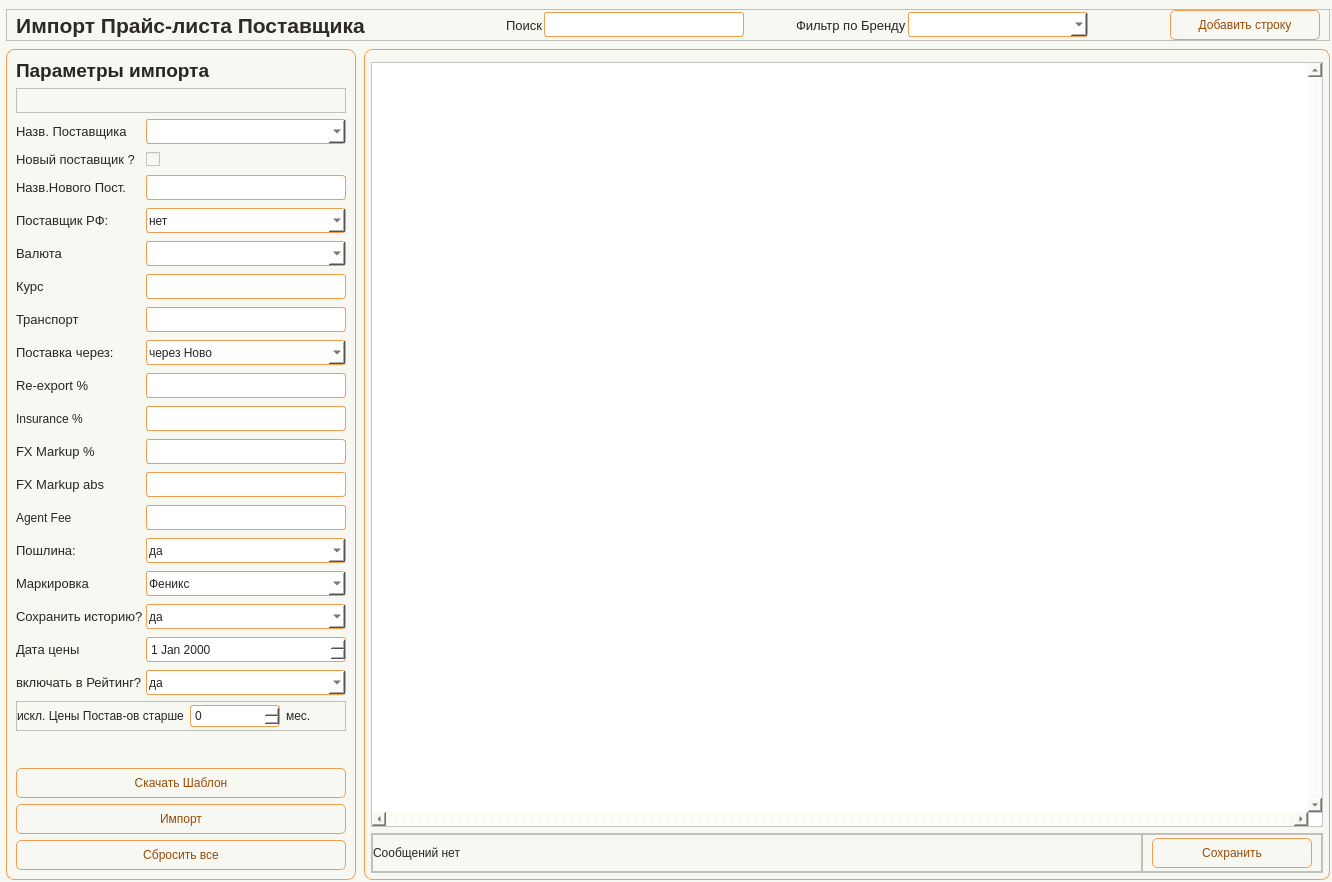
Masik84/Procurement_app, file app/ui/windows/supplier_prices.ui: the form before one commit.
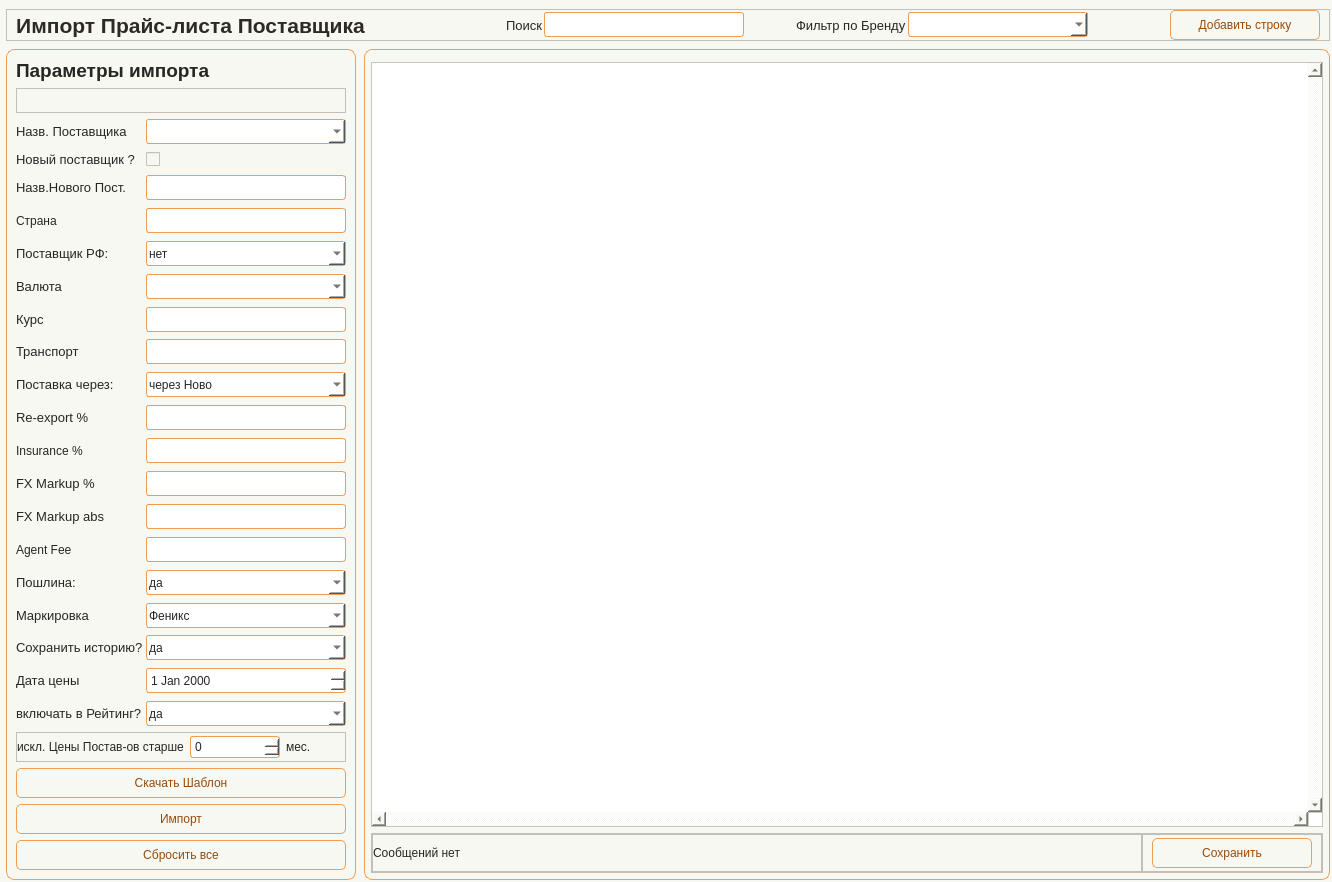
The form after the commit. Icons and pictures are not drawn.

```diff
--- a/app/ui/windows/supplier_prices.ui
+++ b/app/ui/windows/supplier_prices.ui
@@ -463,7 +463,7 @@
                  </property>
                 </widget>
                </item>
-               <item row="16" column="1">
+               <item row="17" column="1">
                 <widget class="QComboBox" name="cbo_Marking">
                  <property name="minimumSize">
                   <size>
@@ -489,7 +489,7 @@
                  </item>
                 </widget>
                </item>
-               <item row="8" column="0">
+               <item row="9" column="0">
                 <widget class="QLabel" name="label_5">
                  <property name="minimumSize">
                   <size>
@@ -516,7 +516,7 @@
                  </property>
                 </widget>
                </item>
-               <item row="9" column="1">
+               <item row="10" column="1">
                 <widget class="QComboBox" name="cbo_viaNovo">
                  <property name="minimumSize">
                   <size>
@@ -542,7 +542,7 @@
                  </item>
                 </widget>
                </item>
-               <item row="7" column="0">
+               <item row="8" column="0">
                 <widget class="QLabel" name="label_2">
                  <property name="minimumSize">
                   <size>
@@ -563,7 +563,7 @@
                  </property>
                 </widget>
                </item>
-               <item row="12" column="0">
+               <item row="13" column="0">
                 <widget class="QLabel" name="label_8">
                  <property name="minimumSize">
                   <size>
@@ -605,11 +605,34 @@
                   </size>
                  </property>
                  <property name="text">
-                  <string/>
+                  <string />
+                 </property>
+                </widget>
+               </item>
+               <item row="5" column="0">
+                <widget class="QLabel" name="label_new_supplier_country">
+                 <property name="text">
+                  <string>Страна</string>
                  </property>
                 </widget>
                </item>
                <item row="5" column="1">
+                <widget class="QLineEdit" name="line_NewSupplierCountry">
+                 <property name="minimumSize">
+                  <size>
+                   <width>0</width>
+                   <height>25</height>
+                  </size>
+                 </property>
+                 <property name="maximumSize">
+                  <size>
+                   <width>16777215</width>
+                   <height>25</height>
+                  </size>
+                 </property>
+                </widget>
+               </item>
+               <item row="6" column="1">
                 <widget class="QComboBox" name="cbo_SupplierRF">
                  <property name="minimumSize">
                   <size>
@@ -651,7 +674,7 @@
                  </property>
                 </widget>
                </item>
-               <item row="18" column="1">
+               <item row="19" column="1">
                 <widget class="QDateEdit" name="date_Price">
                  <property name="minimumSize">
                   <size>
@@ -667,7 +690,7 @@
                  </property>
                 </widget>
                </item>
-               <item row="6" column="0">
+               <item row="7" column="0">
                 <widget class="QLabel" name="label">
                  <property name="minimumSize">
                   <size>
@@ -703,7 +726,7 @@
                  </property>
                 </widget>
                </item>
-               <item row="9" column="0">
+               <item row="10" column="0">
                 <widget class="QLabel" name="label_6">
                  <property name="minimumSize">
                   <size>
@@ -730,7 +753,7 @@
                  </property>
                 </widget>
                </item>
-               <item row="7" column="1">
+               <item row="8" column="1">
                 <widget class="QLineEdit" name="line_ExchangeRate">
                  <property name="minimumSize">
                   <size>
@@ -746,7 +769,7 @@
                  </property>
                 </widget>
                </item>
-               <item row="19" column="0">
+               <item row="20" column="0">
                 <widget class="QLabel" name="label_13">
                  <property name="minimumSize">
                   <size>
@@ -773,7 +796,7 @@
                  </property>
                 </widget>
                </item>
-               <item row="5" column="0">
+               <item row="6" column="0">
                 <widget class="QLabel" name="label_10">
                  <property name="minimumSize">
                   <size>
@@ -800,7 +823,7 @@
                  </property>
                 </widget>
                </item>
-               <item row="19" column="1">
+               <item row="20" column="1">
                 <widget class="QComboBox" name="cbo_Rating">
                  <property name="minimumSize">
                   <size>
@@ -826,7 +849,7 @@
                  </item>
                 </widget>
                </item>
-               <item row="12" column="1">
+               <item row="13" column="1">
                 <widget class="QLineEdit" name="line_FXMarkup">
                  <property name="minimumSize">
                   <size>
@@ -866,7 +889,7 @@
                  </property>
                 </widget>
                </item>
-               <item row="16" column="0">
+               <item row="17" column="0">
                 <widget class="QLabel" name="label_3">
                  <property name="minimumSize">
                   <size>
@@ -893,7 +916,7 @@
                  </property>
                 </widget>
                </item>
-               <item row="8" column="1">
+               <item row="9" column="1">
                 <widget class="QLineEdit" name="line_Transport">
                  <property name="minimumSize">
                   <size>
@@ -909,7 +932,7 @@
                  </property>
                 </widget>
                </item>
-               <item row="6" column="1">
+               <item row="7" column="1">
                 <widget class="QComboBox" name="cbo_Currency">
                  <property name="minimumSize">
                   <size>
@@ -925,7 +948,7 @@
                  </property>
                 </widget>
                </item>
-               <item row="17" column="1">
+               <item row="18" column="1">
                 <widget class="QComboBox" name="cbo_History">
                  <property name="minimumSize">
                   <size>
@@ -951,7 +974,7 @@
                  </item>
                 </widget>
                </item>
-               <item row="10" column="1">
+               <item row="11" column="1">
                 <widget class="QLineEdit" name="line_Reexport">
                  <property name="minimumSize">
                   <size>
@@ -967,14 +990,14 @@
                  </property>
                 </widget>
                </item>
-               <item row="11" column="0">
+               <item row="12" column="0">
                 <widget class="QLabel" name="label_Insurance">
                  <property name="text">
                   <string>Insurance %</string>
                  </property>
                 </widget>
                </item>
-               <item row="11" column="1">
+               <item row="12" column="1">
                 <widget class="QLineEdit" name="line_Insurance">
                  <property name="minimumSize">
                   <size>
@@ -990,7 +1013,7 @@
                  </property>
                 </widget>
                </item>
-               <item row="18" column="0">
+               <item row="19" column="0">
                 <widget class="QLabel" name="label_12">
                  <property name="minimumSize">
                   <size>
@@ -1017,7 +1040,7 @@
                  </property>
                 </widget>
                </item>
-               <item row="15" column="1">
+               <item row="16" column="1">
                 <widget class="QComboBox" name="cbo_Customs">
                  <property name="minimumSize">
                   <size>
@@ -1043,7 +1066,7 @@
                  </item>
                 </widget>
                </item>
-               <item row="17" column="0">
+               <item row="18" column="0">
                 <widget class="QLabel" name="label_11">
                  <property name="minimumSize">
                   <size>
@@ -1070,7 +1093,7 @@
                  </property>
                 </widget>
                </item>
-               <item row="10" column="0">
+               <item row="11" column="0">
                 <widget class="QLabel" name="label_7">
                  <property name="minimumSize">
                   <size>
@@ -1097,7 +1120,7 @@
                  </property>
                 </widget>
                </item>
-               <item row="15" column="0">
+               <item row="16" column="0">
                 <widget class="QLabel" name="label_9">
                  <property name="minimumSize">
                   <size>
@@ -1140,7 +1163,7 @@
                  </property>
                 </widget>
                </item>
-               <item row="14" column="1">
+               <item row="15" column="1">
                 <widget class="QLineEdit" name="line_AgentFee">
                  <property name="minimumSize">
                   <size>
@@ -1156,15 +1179,14 @@
                  </property>
                 </widget>
                </item>
-               <item row="14" column="0">
+               <item row="15" column="0">
                 <widget class="QLabel" name="label_16">
                  <property name="text">
                   <string>Agent Fee</string>
                  </property>
                 </widget>
                </item>
-              
-               <item row="13" column="0">
+               <item row="14" column="0">
                 <widget class="QLabel" name="label_FXMarkupAbs">
                  <property name="minimumSize">
                   <size>
@@ -1191,7 +1213,7 @@
                  </property>
                 </widget>
                </item>
-               <item row="13" column="1">
+               <item row="14" column="1">
                 <widget class="QLineEdit" name="line_FXMarkupAbs">
                  <property name="minimumSize">
                   <size>
```
Left out of the diff: 16 changed lines with no effect on the pictures.
